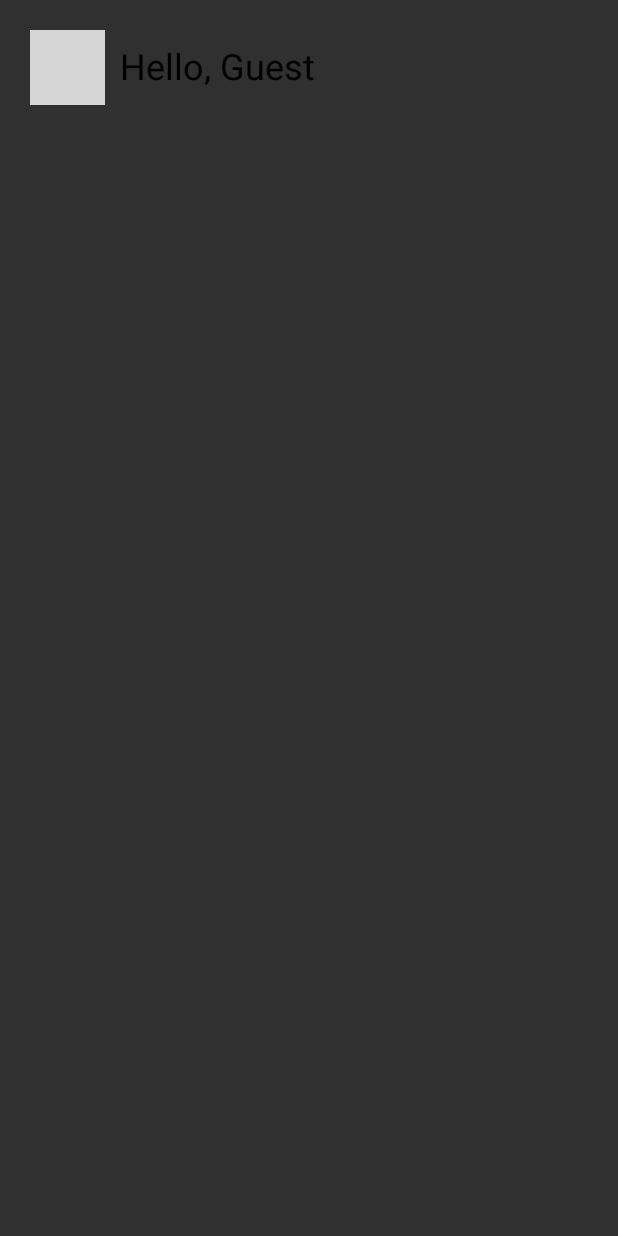
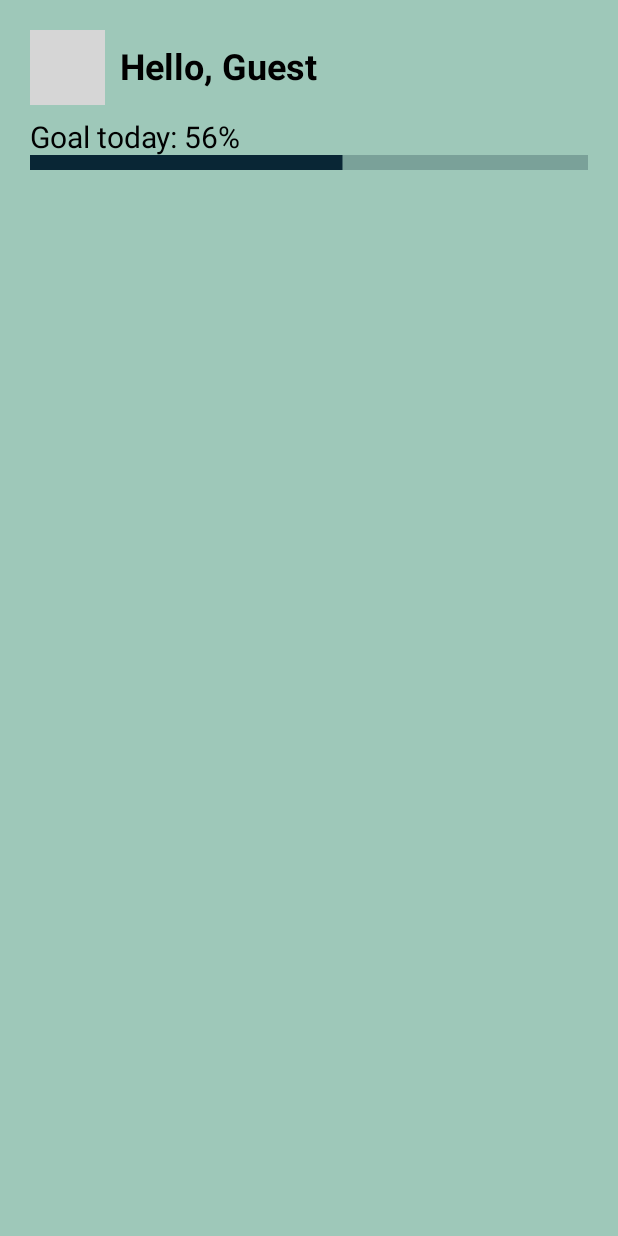
Before and after one commit to duccanhole/goal-tracker-android, an Android app built with Jetpack Compose: the screen it shows after launch (MainActivity), on a phone screen of 412 x 824 dp. Run offline under Robolectric (Android 15) with nearby library versions, the phone set to English and light mode, and no system bars; grey boxes are pictures that could not be loaded.

Commit message:
add utils, update UI dashboard preview

```diff
--- a/app/src/main/java/com/example/myapplication/composable/DashboardPreview.kt
+++ b/app/src/main/java/com/example/myapplication/composable/DashboardPreview.kt
@@ -3,28 +3,35 @@ package com.example.myapplication.composable
 import androidx.compose.foundation.Image
 import androidx.compose.foundation.layout.Arrangement
 import androidx.compose.foundation.layout.Box
+import androidx.compose.foundation.layout.Column
 import androidx.compose.foundation.layout.Row
 import androidx.compose.foundation.layout.fillMaxWidth
+import androidx.compose.foundation.layout.height
 import androidx.compose.foundation.layout.padding
 import androidx.compose.foundation.layout.size
+import androidx.compose.foundation.layout.width
+import androidx.compose.material.LinearProgressIndicator
 import androidx.compose.material.Text
 import androidx.compose.runtime.Composable
 import androidx.compose.ui.Alignment
 import androidx.compose.ui.Modifier
+import androidx.compose.ui.graphics.Color
 import androidx.compose.ui.res.painterResource
+import androidx.compose.ui.text.font.FontWeight
 import androidx.compose.ui.tooling.preview.Preview
 import androidx.compose.ui.unit.dp
-import androidx.compose.ui.unit.sp
 import com.example.myapplication.R
+import com.example.myapplication.utils.ColorUtils
+import com.example.myapplication.utils.TextSizeUtils
 
 
 @Composable()
 @Preview()
-fun DashBoardPreview() {
+fun DashBoardPreview(name: String = "Guest") {
+    Column(modifier = Modifier.padding(20.dp)) {
         Row(
             verticalAlignment = Alignment.CenterVertically,
-        horizontalArrangement = Arrangement.End,
-        modifier = Modifier.padding(20.dp)
+            horizontalArrangement = Arrangement.End
         ) {
             Image(
                 painter = painterResource(id = R.drawable.account_circle_outline),
@@ -32,7 +39,25 @@ fun DashBoardPreview() {
                 modifier = Modifier.size(50.dp)
             )
             Box(modifier = Modifier.fillMaxWidth()) {
-            Text(text = "Hello, Guest", fontSize = 24.sp, modifier = Modifier.fillMaxWidth().padding(start = 10.dp))
+                Text(
+                    text = "Hello, $name", fontSize = TextSizeUtils.LARGE, modifier = Modifier
+                        .fillMaxWidth()
+                        .padding(start = 10.dp)
+                    ,
+                    fontWeight = FontWeight.Bold
+                )
+            }
+        }
+        Column(modifier = Modifier.padding(top = 10.dp)) {
+            Text(text = "Goal today: 56%", fontSize = TextSizeUtils.MEDIUM)
+            LinearProgressIndicator(
+                progress = 0.56.toFloat(),
+                modifier = Modifier
+                    .fillMaxWidth()
+                    .height(10.dp)
+                ,
+                color = Color(ColorUtils.primary)
+            )
         }
     }
 }
--- a/app/src/main/java/com/example/myapplication/navigation/Home.kt
+++ b/app/src/main/java/com/example/myapplication/navigation/Home.kt
@@ -1,16 +1,21 @@
 package com.example.myapplication.navigation
 
 import android.widget.RelativeLayout
+import androidx.compose.foundation.background
+import androidx.compose.foundation.layout.Box
 import androidx.compose.foundation.layout.Column
+import androidx.compose.foundation.layout.fillMaxHeight
 import androidx.compose.foundation.layout.padding
 import androidx.compose.material.Button
 import androidx.compose.material.Text
 import androidx.compose.runtime.Composable
 import androidx.compose.ui.Modifier
 import androidx.compose.ui.graphics.Color
+import androidx.compose.ui.tooling.preview.Preview
 import androidx.navigation.NavController
 import androidx.navigation.compose.rememberNavController
 import com.example.myapplication.composable.DashBoardPreview
+import com.example.myapplication.utils.ColorUtils
 
 @Composable()
 fun HomePage(navController: NavController) {
@@ -19,7 +24,7 @@ fun HomePage(navController: NavController) {
 //    }) {
 //        Text(text = "navigate to sign-in page")
 //    }
-    Column {
+    Box(modifier = Modifier.fillMaxHeight().background(color = Color(ColorUtils.background))){
         DashBoardPreview()
     }
 }
--- /dev/null
+++ b/app/src/main/java/com/example/myapplication/utils/ColorUtils.kt
@@ -0,0 +1,10 @@
+package com.example.myapplication.utils
+
+import androidx.compose.ui.graphics.Color
+
+object ColorUtils {
+    val primary = 0xff092635.toInt()
+    val secondary = 0xff1b4242.toInt()
+    val accent = 0xff5c8374.toInt()
+    val background = 0xFF9EC8B9.toInt()
+}
--- /dev/null
+++ b/app/src/main/java/com/example/myapplication/utils/TextSizeUtils.kt
@@ -0,0 +1,9 @@
+package com.example.myapplication.utils
+
+import androidx.compose.ui.unit.sp
+
+object TextSizeUtils {
+    val LARGE = 24.sp
+    val MEDIUM = 20.sp
+    val SMALL = 16.sp
+}
--- a/app/src/main/res/values/themes.xml
+++ b/app/src/main/res/values/themes.xml
@@ -2,15 +2,15 @@
     <!-- Base application theme. -->
     <style name="Theme.MyApplication" parent="Theme.MaterialComponents.DayNight.DarkActionBar">
         <!-- Primary brand color. -->
-        <item name="colorPrimary">@color/purple_500</item>
-        <item name="colorPrimaryVariant">@color/purple_700</item>
-        <item name="colorOnPrimary">@color/white</item>
+        <item name="colorPrimary">#092635</item>
+<!--        <item name="colorPrimaryVariant">@color/purple_700</item>-->
+<!--        <item name="colorOnPrimary">@color/white</item>-->
         <!-- Secondary brand color. -->
-        <item name="colorSecondary">@color/teal_200</item>
-        <item name="colorSecondaryVariant">@color/teal_700</item>
-        <item name="colorOnSecondary">@color/black</item>
+        <item name="colorSecondary">#1B4242</item>
+        <item name="colorAccent">#5C8374</item>
+        <item name="colorContainer">#9EC8B9</item>
         <!-- Status bar color. -->
-        <item name="android:statusBarColor">?attr/colorPrimaryVariant</item>
+<!--        <item name="android:statusBarColor">?attr/colorPrimaryVariant</item>-->
         <!-- Customize your theme here. -->
     </style>
 </resources>
```
Lines whose indentation alone changed are shown as unchanged.
